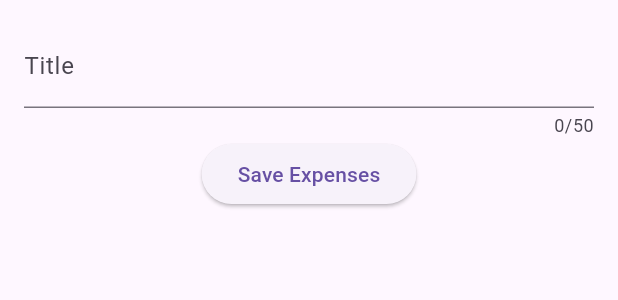
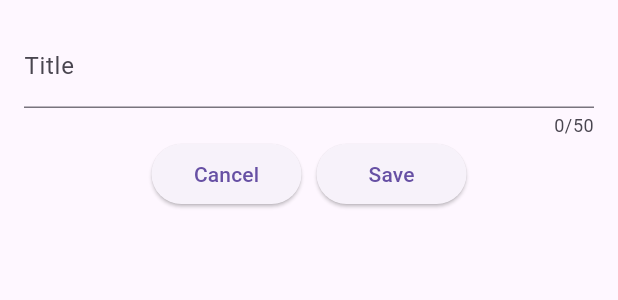
Before and after one commit to yhrjfj/expense_tracker, a Flutter app: the NewExpense widget shown alone on an empty page, opened directly, on a phone screen of 412 x 824 dp. Shown: the top 300 px of the screen. Run offline on Flutter 3.47's test engine with Material 2 defaults, Android fonts, the phone set to English and light mode, and no system bars.

Commit message:
Add 2 buttons

```diff
--- a/lib/widgets/new_expense.dart
+++ b/lib/widgets/new_expense.dart
@@ -10,6 +10,8 @@ class NewExpense extends StatefulWidget {
 class _NewExpenseState extends State<NewExpense> {
   // Title Controller
   final _titleController = TextEditingController();
+  // Amount controller
+  final _amountController = TextEditingController();
 
   @override
   void dispose() {
@@ -31,11 +33,34 @@ class _NewExpenseState extends State<NewExpense> {
               label: Text('Title'),
             ),
           ),
-          ElevatedButton(
-            onPressed: () {
-              print(_titleController.text);
-            },
-            child: const Text('Save Expenses'),
+          // Buttons
+          Row(
+            mainAxisAlignment: MainAxisAlignment.center,
+            children: [
+              // Cancel button
+              SizedBox(
+                width: 100,
+                child: ElevatedButton(
+                  onPressed: () {
+                    print(_titleController.text);
+                  },
+                  child: const Text('Cancel'),
+                ),
+              ),
+              const SizedBox(
+                width: 10,
+              ),
+              // Save Button
+              SizedBox(
+                width: 100,
+                child: ElevatedButton(
+                  onPressed: () {
+                    print(_titleController.text);
+                  },
+                  child: const Text('Save'),
+                ),
+              ),
+            ],
           ),
         ],
       ),
```
